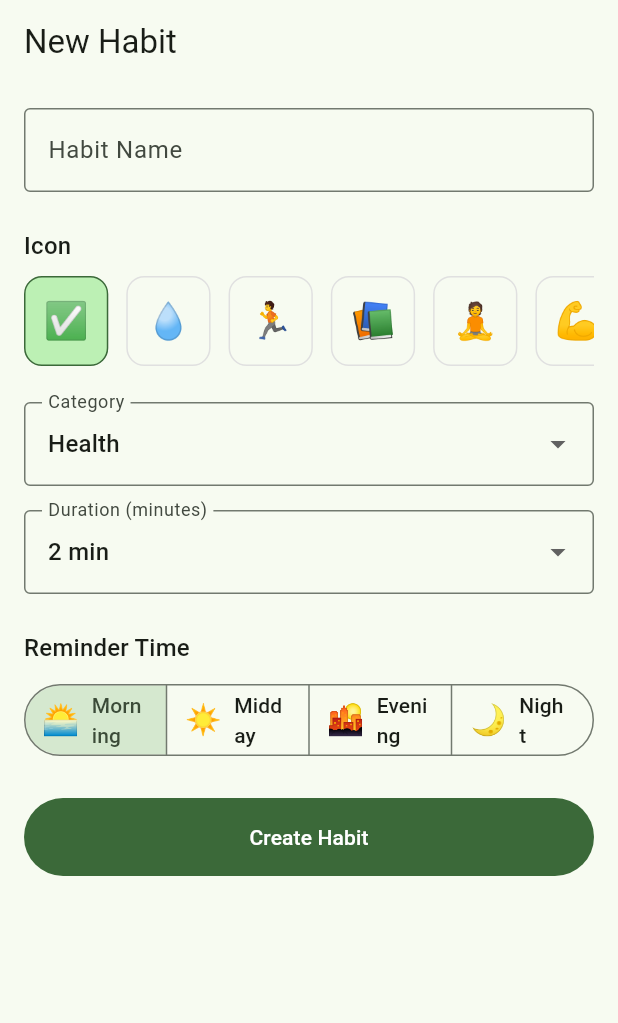
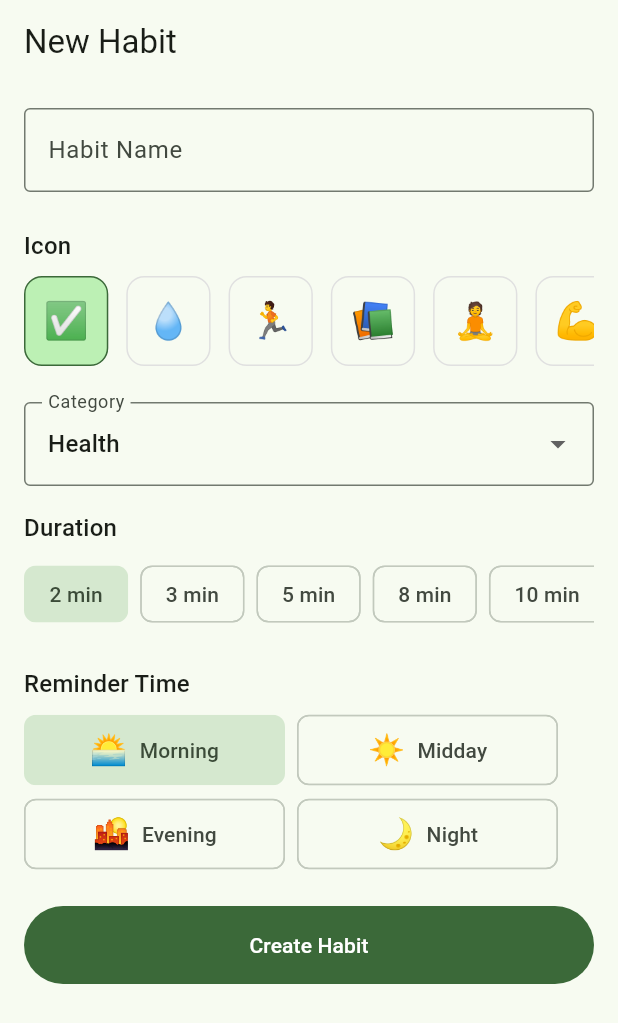
Before and after one commit to AsierDev/microwins-app, a Flutter app: the CreateHabitScreen screen opened by its route, on a phone screen of 412 x 824 dp. Shown: the top 1023 px of the screen. Run offline on Flutter 3.47's test engine with Material 3 defaults, Android fonts, the light colour scheme and no system bars; our stand-ins replace cloud_firestore, connectivity_plus, firebase_auth, firebase_core, fl_chart, flutter_dotenv and 14 more; missing offline and left inert: workmanager; accounts and stored records are empty; generated files the repository leaves out were written again; statements that could not run were skipped.

Commit message:
feat: improve notification system with new icon and refactored scheduling logic, alongside enhanced habit creation UI for duration and period selection.

```diff
--- a/lib/core/notifications/notification_period.dart
+++ b/lib/core/notifications/notification_period.dart
@@ -1,28 +1,43 @@
 /// Notification periods for habit reminders
 /// Replaces exact time selection with user-friendly time periods
 enum NotificationPeriod {
-  morning('morning', 'Morning', '🌅', 9, 0),
-  midday('midday', 'Midday', '☀️', 13, 0),
-  evening('evening', 'Evening', '🌇', 18, 0),
-  night('night', 'Night', '🌙', 21, 0);
+  morning('morning', 'Morning', '🌅', 7, 0, 11, 59),
+  midday('midday', 'Midday', '☀️', 12, 0, 16, 59),
+  evening('evening', 'Evening', '🌇', 17, 0, 20, 59),
+  night('night', 'Night', '🌙', 21, 0, 23, 59);
 
   const NotificationPeriod(
     this.value,
     this.label,
     this.icon,
-    this.targetHour,
-    this.targetMinute,
+    this.startHour,
+    this.startMinute,
+    this.endHour,
+    this.endMinute,
   );
 
   final String value;
   final String label;
   final String icon;
-  final int targetHour;
-  final int targetMinute;
+  final int startHour;
+  final int startMinute;
+  final int endHour;
+  final int endMinute;
 
-  /// Convert period to time string (HH:mm format)
+  /// Get the target time to show notifications (start of period)
   String toTimeString() {
-    return '${targetHour.toString().padLeft(2, '0')}:${targetMinute.toString().padLeft(2, '0')}';
+    return '${startHour.toString().padLeft(2, '0')}:${startMinute.toString().padLeft(2, '0')}';
+  }
+
+  /// Check if current time is within this period
+  bool isWithinPeriod(DateTime dateTime) {
+    final hour = dateTime.hour;
+    final minute = dateTime.minute;
+    final currentMinutes = hour * 60 + minute;
+    final startMinutes = startHour * 60 + startMinute;
+    final endMinutes = endHour * 60 + endMinute;
+
+    return currentMinutes >= startMinutes && currentMinutes <= endMinutes;
   }
 
   /// Parse a time string or period value to NotificationPeriod
@@ -50,15 +65,15 @@ enum NotificationPeriod {
 
       final hour = int.parse(parts[0]);
 
-      // Map to closest period based on hour
-      if (hour < 11) {
-        return NotificationPeriod.morning; // Before 11:00 → Morning
-      } else if (hour < 16) {
-        return NotificationPeriod.midday; // 11:00-15:59 → Midday
-      } else if (hour < 20) {
-        return NotificationPeriod.evening; // 16:00-19:59 → Evening
+      // Map to period based on hour (matches period ranges)
+      if (hour < 12) {
+        return NotificationPeriod.morning; // 7:00-11:59
+      } else if (hour < 17) {
+        return NotificationPeriod.midday; // 12:00-16:59
+      } else if (hour < 21) {
+        return NotificationPeriod.evening; // 17:00-20:59
       } else {
-        return NotificationPeriod.night; // 20:00+ → Night
+        return NotificationPeriod.night; // 21:00-23:59
       }
     } catch (_) {
       return NotificationPeriod.morning; // Default fallback
--- a/lib/core/notifications/notification_service.dart
+++ b/lib/core/notifications/notification_service.dart
@@ -36,7 +36,7 @@ class NotificationService {
     }
 
     const AndroidInitializationSettings initializationSettingsAndroid =
-        AndroidInitializationSettings('@mipmap/ic_launcher');
+        AndroidInitializationSettings('@drawable/ic_notification');
 
     const DarwinInitializationSettings initializationSettingsDarwin =
         DarwinInitializationSettings();
--- a/lib/features/habits/presentation/create_habit_screen.dart
+++ b/lib/features/habits/presentation/create_habit_screen.dart
@@ -34,7 +34,7 @@ class _CreateHabitScreenState extends ConsumerState<CreateHabitScreen> {
     'Learning',
     'Fitness',
   ];
-  final List<int> _durations = [2, 3, 4, 5, 10, 15, 20, 30];
+  final List<int> _durations = [2, 3, 5, 8, 10, 15];
   final List<String> _icons = [
     '✅',
     '💧',
@@ -236,16 +236,28 @@ class _CreateHabitScreenState extends ConsumerState<CreateHabitScreen> {
             ),
             const SizedBox(height: 16),
 
-            DropdownButtonFormField<int>(
-              initialValue: _durationMinutes,
-              decoration: const InputDecoration(
-                labelText: 'Duration (minutes)',
-                border: OutlineInputBorder(),
+            Text('Duration', style: Theme.of(context).textTheme.titleMedium),
+            const SizedBox(height: 8),
+            SingleChildScrollView(
+              scrollDirection: Axis.horizontal,
+              child: Row(
+                children: _durations.map((duration) {
+                  final isSelected = _durationMinutes == duration;
+                  return Padding(
+                    padding: const EdgeInsets.only(right: 8.0),
+                    child: ChoiceChip(
+                      label: Text('$duration min'),
+                      selected: isSelected,
+                      onSelected: (_) {
+                        setState(() {
+                          _durationMinutes = duration;
+                        });
+                      },
+                      showCheckmark: false,
+                    ),
+                  );
+                }).toList(),
               ),
-              items: _durations
-                  .map((d) => DropdownMenuItem(value: d, child: Text('$d min')))
-                  .toList(),
-              onChanged: (val) => setState(() => _durationMinutes = val!),
             ),
             const SizedBox(height: 24),
 
@@ -254,21 +266,35 @@ class _CreateHabitScreenState extends ConsumerState<CreateHabitScreen> {
               style: Theme.of(context).textTheme.titleMedium,
             ),
             const SizedBox(height: 8),
-            SegmentedButton<NotificationPeriod>(
-              segments: NotificationPeriod.values.map((period) {
-                return ButtonSegment<NotificationPeriod>(
-                  value: period,
-                  label: Text(period.label),
-                  icon: Text(period.icon, style: const TextStyle(fontSize: 20)),
+            // 2x2 Grid layout for better fit on all screen sizes
+            Wrap(
+              spacing: 8,
+              runSpacing: 8,
+              children: NotificationPeriod.values.map((period) {
+                final isSelected = _selectedPeriod == period;
+                return SizedBox(
+                  width:
+                      (MediaQuery.of(context).size.width - 64) /
+                      2, // Half width minus padding
+                  child: FilterChip(
+                    selected: isSelected,
+                    label: Row(
+                      mainAxisAlignment: MainAxisAlignment.center,
+                      children: [
+                        Text(period.icon, style: const TextStyle(fontSize: 20)),
+                        const SizedBox(width: 8),
+                        Text(period.label),
+                      ],
+                    ),
+                    onSelected: (_) {
+                      setState(() {
+                        _selectedPeriod = period;
+                      });
+                    },
+                    showCheckmark: false,
+                  ),
                 );
               }).toList(),
-              selected: {_selectedPeriod},
-              onSelectionChanged: (Set<NotificationPeriod> newSelection) {
-                setState(() {
-                  _selectedPeriod = newSelection.first;
-                });
-              },
-              showSelectedIcon: false,
             ),
             const SizedBox(height: 24),
 
--- a/lib/features/habits/presentation/home_screen.dart
+++ b/lib/features/habits/presentation/home_screen.dart
@@ -52,7 +52,7 @@ class HomeScreen extends ConsumerWidget {
             ..sort((a, b) => a.sortOrder.compareTo(b.sortOrder));
 
           return ReorderableListView.builder(
-            padding: const EdgeInsets.all(16),
+            padding: const EdgeInsets.fromLTRB(16, 16, 16, 100),
             buildDefaultDragHandles: false,
             itemCount: sortedHabits.length,
             onReorder: (oldIndex, newIndex) {
--- a/lib/features/habits/presentation/widgets/habit_card.dart
+++ b/lib/features/habits/presentation/widgets/habit_card.dart
@@ -106,7 +106,7 @@ class _HabitCardState extends State<HabitCard>
                       ReorderableDragStartListener(
                         index: widget.index ?? 0,
                         child: const Icon(
-                          Icons.drag_handle,
+                          Icons.drag_indicator,
                           color: Colors.grey,
                         ),
                       ),
```
Also changed, not shown: lib/core/notifications/habit_check_worker.dart (+13 -37 lines), lib/core/theme/theme_provider.dart (+13 -13 lines), lib/features/ai/presentation/discover_screen.dart (+25 -1 lines), lib/features/profile/presentation/profile_screen.dart (+0 -36 lines), 2 other files.
